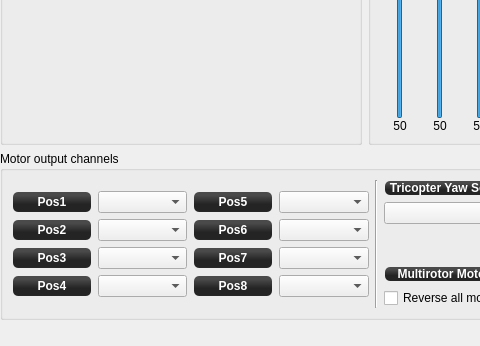
Before: the Qt Designer form ground/gcs/src/plugins/config/airframe_multirotor.ui in librepilot/LibrePilot, drawn with Qt 5; both pictures show x 0 to 480 and y 262 to 608 of the 880 by 608 pixel window.
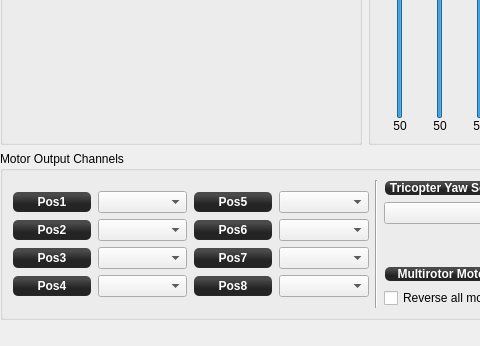
After: the same form once the commit is applied. Custom widgets are drawn as their Qt base class.

```diff
--- a/ground/gcs/src/plugins/config/airframe_multirotor.ui
+++ b/ground/gcs/src/plugins/config/airframe_multirotor.ui
@@ -509,7 +509,7 @@
       </size>
      </property>
      <property name="title">
-      <string>Motor output channels</string>
+      <string>Motor Output Channels</string>
      </property>
      <layout class="QGridLayout" name="gridLayout_7" columnstretch="1,1,0,0,1,0,0">
       <property name="leftMargin">
```
